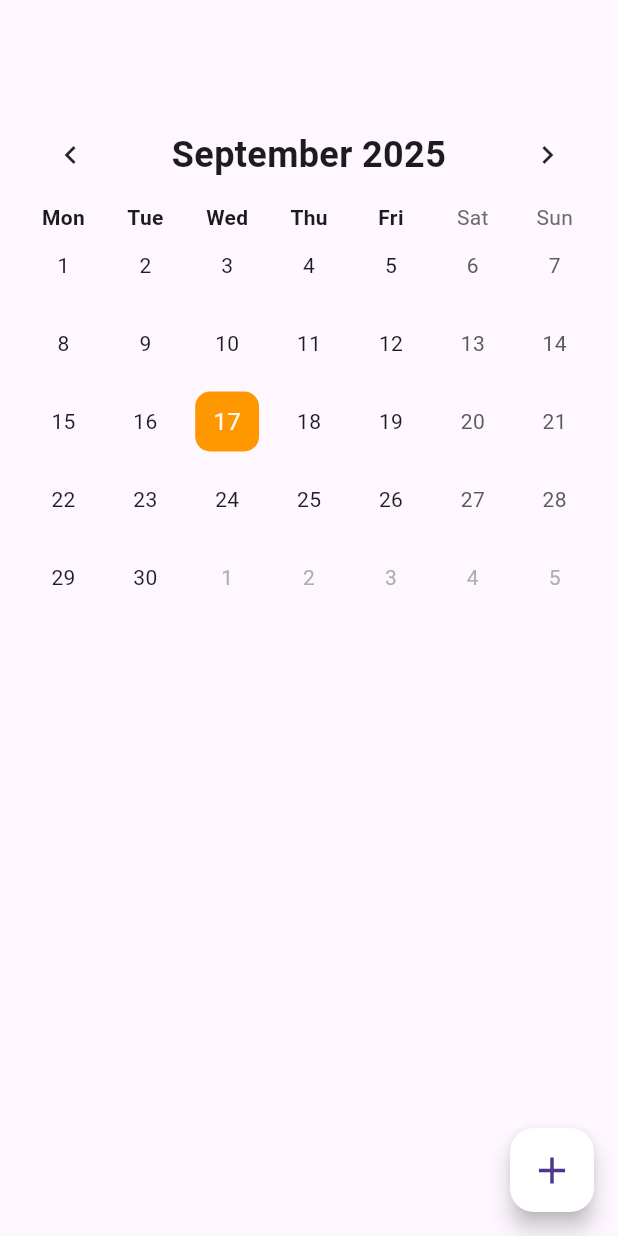
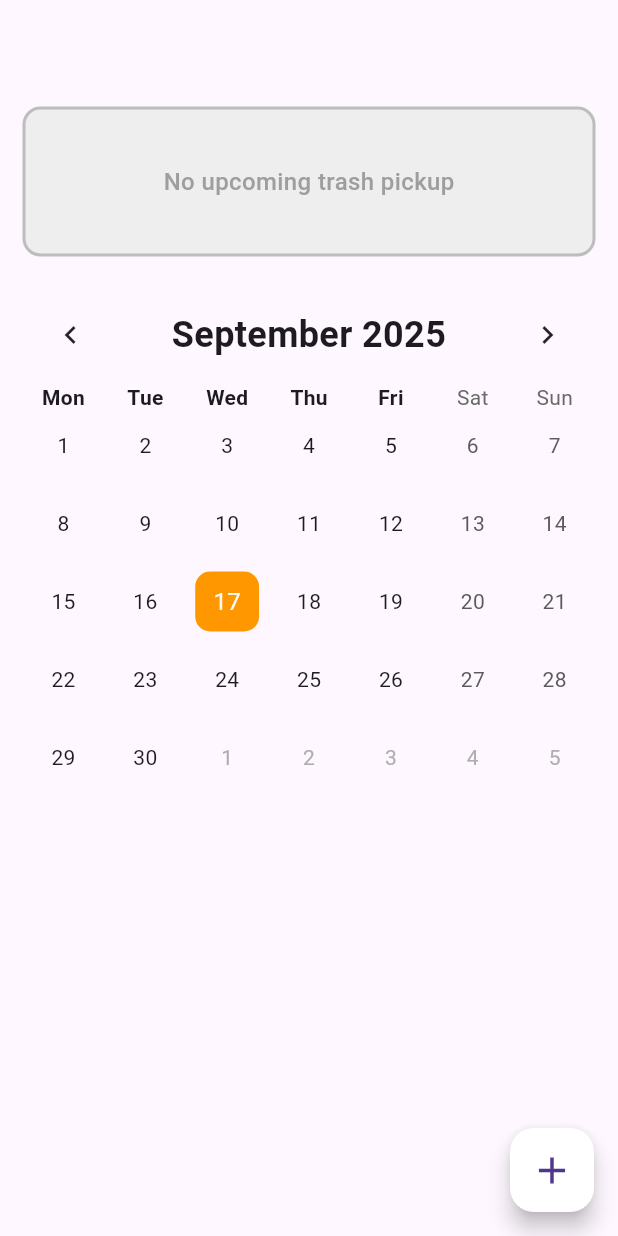
Before and after one commit to Aboliss/TrashifierApp, a Flutter app: the screen it shows after launch, after a tap on the "add" icon, on a phone screen of 412 x 824 dp. Run offline on Flutter 3.47's test engine with Material 3 defaults, Android fonts, the light colour scheme and no system bars; drawn by our look-alikes of flutter_expandable_fab, table_calendar; our stand-ins replace flutter_local_notifications, shared_preferences, timezone.

Commit message:
Add next date highlight.

```diff
--- /dev/null
+++ b/lib/constants/trash_colors.dart
@@ -0,0 +1,49 @@
+import 'package:flutter/material.dart';
+import 'package:trashifier_app/models/trash_type.dart';
+
+class TrashColors {
+  // Plastic colors
+  static final plasticColor = Colors.yellow.shade600;
+  static final plasticColorLight = Colors.yellow.shade300;
+
+  // Paper colors
+  static final paperColor = Colors.blue.shade600;
+  static final paperColorLight = Colors.blue.shade300;
+
+  // Trash colors
+  static final trashColor = Colors.grey.shade600;
+  static final trashColorLight = Colors.grey.shade500;
+
+  static Color getColorByType(TrashType type) {
+    switch (type) {
+      case TrashType.plastic:
+        return plasticColor;
+      case TrashType.paper:
+        return paperColor;
+      case TrashType.trash:
+        return trashColor;
+    }
+  }
+
+  static Color getLightColorByType(TrashType type) {
+    switch (type) {
+      case TrashType.plastic:
+        return plasticColorLight;
+      case TrashType.paper:
+        return paperColorLight;
+      case TrashType.trash:
+        return trashColorLight;
+    }
+  }
+
+  static Color getBackgroundColorByType(TrashType type) {
+    switch (type) {
+      case TrashType.plastic:
+        return plasticColor;
+      case TrashType.paper:
+        return paperColor;
+      case TrashType.trash:
+        return trashColor;
+    }
+  }
+}
--- /dev/null
+++ b/lib/models/trash_date.dart
@@ -0,0 +1,8 @@
+import 'package:trashifier_app/models/trash_type.dart';
+
+class TrashDate {
+  final DateTime date;
+  final TrashType type;
+
+  TrashDate({required this.date, required this.type});
+}
--- a/lib/pages/home_page.dart
+++ b/lib/pages/home_page.dart
@@ -5,10 +5,13 @@ import 'package:flutter/services.dart';
 import 'package:flutter_expandable_fab/flutter_expandable_fab.dart';
 import 'package:flutter_local_notifications/flutter_local_notifications.dart';
 import 'package:table_calendar/table_calendar.dart';
+import 'package:trashifier_app/constants/trash_colors.dart';
+import 'package:trashifier_app/models/trash_date.dart';
 import 'package:trashifier_app/models/trash_type.dart';
 import 'package:trashifier_app/services/notifications_service.dart';
 import 'package:trashifier_app/services/storage_service.dart';
 import 'package:trashifier_app/widgets/calendar_dialog.dart';
+import 'package:trashifier_app/widgets/next_pickup_highlight.dart';
 
 class HomePage extends StatefulWidget {
   const HomePage({super.key});
@@ -19,17 +22,11 @@ class HomePage extends StatefulWidget {
 
 class _HomePageState extends State<HomePage> {
   var flutterLocalNotificationsPlugin = FlutterLocalNotificationsPlugin();
+  TrashDate? _nextTrashDate;
 
   List<DateTime> _plasticDates = [];
   List<DateTime> _paperDates = [];
   List<DateTime> _garbageDates = [];
-
-  // final _plasticColorLight = Colors.yellow.shade300;
-  final _plasticColor = Colors.yellow.shade600;
-  final _paperColorLight = Colors.blue.shade300;
-  final _paperColor = Colors.blue.shade600;
-  final _trashColorLight = Colors.grey.shade500;
-  final _trashColor = Colors.grey.shade600;
 
   double? containerHeight;
 
@@ -38,7 +35,8 @@ class _HomePageState extends State<HomePage> {
     super.initState();
 
     _loadFromStorage();
-    requestExactAlarmPermission();
+    _requestExactAlarmPermission();
+    _setNextTrashDate();
 
     containerHeight = 400;
   }
@@ -58,9 +56,9 @@ class _HomePageState extends State<HomePage> {
         closeButtonBuilder: RotateFloatingActionButtonBuilder(child: const Icon(Icons.close, size: 30), backgroundColor: Colors.white),
         children: [
           // FloatingActionButton.extended(label: Text('Test Schedule'), icon: Icon(Icons.notifications), backgroundColor: Colors.orange, onPressed: () => _testScheduledNotification()),
-          FloatingActionButton.extended(label: Text('Plastic'), icon: Icon(Icons.add), backgroundColor: _plasticColor, onPressed: () => _openAddDatesDialog(context, TrashType.plastic)),
-          FloatingActionButton.extended(label: Text('Paper'), icon: Icon(Icons.add), backgroundColor: _paperColor, onPressed: () => _openAddDatesDialog(context, TrashType.paper)),
-          FloatingActionButton.extended(label: Text('Trash'), icon: Icon(Icons.add), backgroundColor: _trashColorLight, onPressed: () => _openAddDatesDialog(context, TrashType.trash)),
+          FloatingActionButton.extended(label: Text('Plastic'), icon: Icon(Icons.add), backgroundColor: TrashColors.plasticColor, onPressed: () => _openAddDatesDialog(context, TrashType.plastic)),
+          FloatingActionButton.extended(label: Text('Paper'), icon: Icon(Icons.add), backgroundColor: TrashColors.paperColor, onPressed: () => _openAddDatesDialog(context, TrashType.paper)),
+          FloatingActionButton.extended(label: Text('Trash'), icon: Icon(Icons.add), backgroundColor: TrashColors.trashColorLight, onPressed: () => _openAddDatesDialog(context, TrashType.trash)),
         ],
       ),
       body: SafeArea(
@@ -68,10 +66,15 @@ class _HomePageState extends State<HomePage> {
           padding: const EdgeInsets.all(15),
           child: SingleChildScrollView(
             child: Column(
+              spacing: 20,
               children: [
-                // const Row(
-                //   children: [Expanded(child: SizedBox(height: 100, child: Placeholder()))],
-                // ),
+                Row(
+                  children: [
+                    Expanded(
+                      child: SizedBox(child: NextPickupHighlight(trashDate: _nextTrashDate)),
+                    ),
+                  ],
+                ),
                 TableCalendar(
                   firstDay: DateTime.now().subtract(const Duration(days: 365)),
                   lastDay: DateTime.now().add(const Duration(days: 365)),
@@ -104,6 +107,8 @@ class _HomePageState extends State<HomePage> {
       _paperDates = paperDates;
       _garbageDates = garbageDates;
     });
+
+    _setNextTrashDate();
   }
 
   Future<void> _saveToStorage(TrashType type) async {
@@ -133,16 +138,16 @@ class _HomePageState extends State<HomePage> {
     List<Color> borderColors = [];
 
     if (hasPlastic) {
-      colors.add(_plasticColor);
-      borderColors.add(_plasticColor);
+      colors.add(TrashColors.plasticColor);
+      borderColors.add(TrashColors.plasticColor);
     }
     if (hasPaper) {
-      colors.add(_paperColorLight);
-      borderColors.add(_paperColor);
+      colors.add(TrashColors.paperColorLight);
+      borderColors.add(TrashColors.paperColor);
     }
     if (hasTrash) {
-      colors.add(_trashColorLight);
-      borderColors.add(_trashColor);
+      colors.add(TrashColors.trashColorLight);
+      borderColors.add(TrashColors.trashColor);
     }
 
     if (colors.length == 1) {
@@ -231,6 +236,8 @@ class _HomePageState extends State<HomePage> {
       _cancelNotifications(removedDates);
     }
 
+    _setNextTrashDate();
+
     // _checkPendingNotifications();
   }
 
@@ -295,17 +302,10 @@ class _HomePageState extends State<HomePage> {
   }
 
   Color _getColorByType(TrashType type) {
-    switch (type) {
-      case TrashType.plastic:
-        return _plasticColor;
-      case TrashType.paper:
-        return _paperColor;
-      case TrashType.trash:
-        return _trashColor;
-    }
+    return TrashColors.getColorByType(type);
   }
 
-  Future<void> requestExactAlarmPermission() async {
+  Future<void> _requestExactAlarmPermission() async {
     if (Platform.isAndroid) {
       const platform = MethodChannel('com.trashifier_app/exact_alarm');
       try {
@@ -314,6 +314,37 @@ class _HomePageState extends State<HomePage> {
         //TODO: Handle error
       }
     }
+  }
+
+  void _setNextTrashDate() {
+    DateTime now = DateTime.now();
+
+    List<TrashDate> allTrashDates = [];
+
+    for (var date in _plasticDates) {
+      allTrashDates.add(TrashDate(date: date, type: TrashType.plastic));
+    }
+
+    for (var date in _paperDates) {
+      allTrashDates.add(TrashDate(date: date, type: TrashType.paper));
+    }
+
+    for (var date in _garbageDates) {
+      allTrashDates.add(TrashDate(date: date, type: TrashType.trash));
+    }
+
+    List<TrashDate> futureDates = allTrashDates.where((trashDate) => trashDate.date.isAfter(now) || _equalsDate(trashDate.date, now)).toList();
+
+    setState(() {
+      if (futureDates.isNotEmpty) {
+        futureDates.sort((a, b) => a.date.compareTo(b.date));
+        TrashDate earliest = futureDates.first;
+        _nextTrashDate = earliest;
+      } else {
+        // No future dates found
+        _nextTrashDate = null;
+      }
+    });
   }
 
   // Future<void> _checkPendingNotifications() async {
--- /dev/null
+++ b/lib/widgets/next_pickup_highlight.dart
@@ -0,0 +1,68 @@
+import 'package:flutter/material.dart';
+import 'package:trashifier_app/constants/trash_colors.dart';
+import 'package:trashifier_app/models/trash_date.dart';
+import 'package:trashifier_app/models/trash_type.dart';
+
+class NextPickupHighlight extends StatelessWidget {
+  final TrashDate? trashDate;
+
+  const NextPickupHighlight({super.key, required this.trashDate});
+
+  Color _getBackgroundColor(TrashType type) {
+    return TrashColors.getBackgroundColorByType(type);
+  }
+
+  String _formatDate(DateTime date) {
+    final months = ['Jan', 'Feb', 'Mar', 'Apr', 'May', 'Jun', 'Jul', 'Aug', 'Sep', 'Oct', 'Nov', 'Dec'];
+    return '${months[date.month - 1]} ${date.day}, ${date.year}';
+  }
+
+  @override
+  Widget build(BuildContext context) {
+    if (trashDate == null) {
+      return Container(
+        height: 100,
+        padding: const EdgeInsets.all(20),
+        decoration: BoxDecoration(
+          color: Colors.grey.shade200,
+          borderRadius: BorderRadius.circular(12),
+          border: Border.all(color: Colors.grey.shade400, width: 2),
+        ),
+        child: const Center(
+          child: Text(
+            'No upcoming trash pickup',
+            style: TextStyle(fontSize: 16, color: Colors.grey, fontWeight: FontWeight.w500),
+          ),
+        ),
+      );
+    }
+
+    return Container(
+      height: 100,
+      padding: const EdgeInsets.all(20),
+      decoration: BoxDecoration(color: _getBackgroundColor(trashDate!.type), borderRadius: BorderRadius.circular(12)),
+      child: Row(
+        children: [
+          Expanded(
+            flex: 2,
+            child: const Text(
+              'Next trash\npick up:',
+              style: TextStyle(fontSize: 16, fontWeight: FontWeight.w600, color: Colors.black, height: 1.2),
+            ),
+          ),
+          Expanded(
+            flex: 3,
+            child: Container(
+              alignment: Alignment.centerRight,
+              child: Text(
+                _formatDate(trashDate!.date),
+                textAlign: TextAlign.right,
+                style: const TextStyle(fontSize: 24, fontWeight: FontWeight.bold, color: Colors.black),
+              ),
+            ),
+          ),
+        ],
+      ),
+    );
+  }
+}
```
Also changed, not shown: 1 other file.
